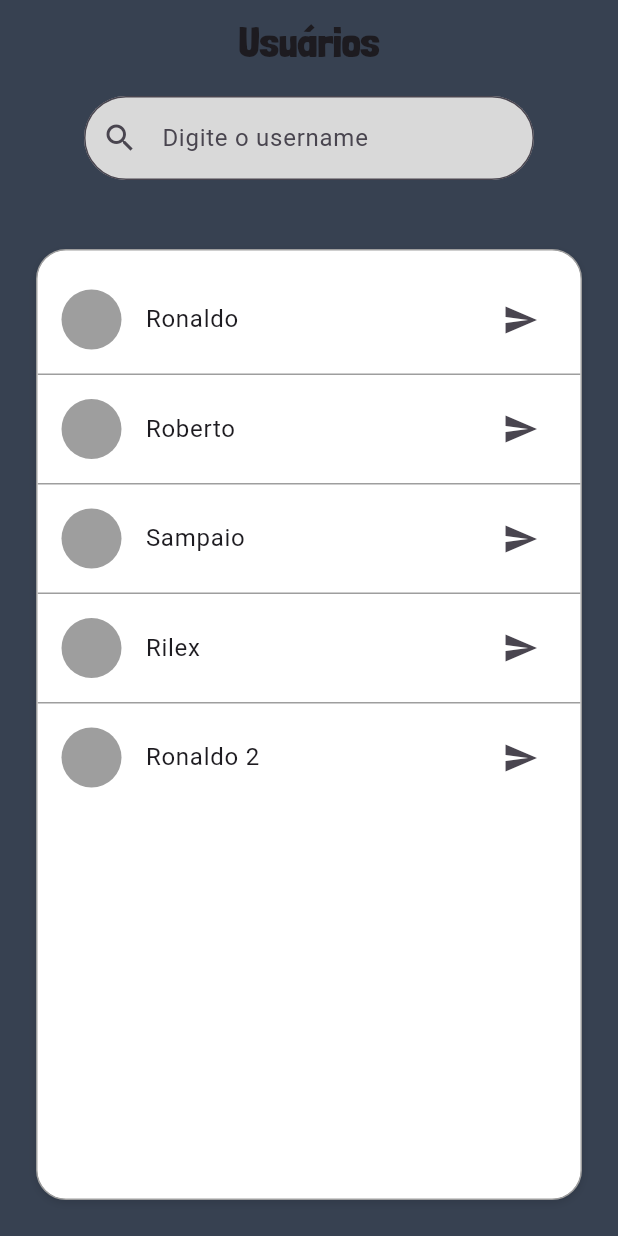
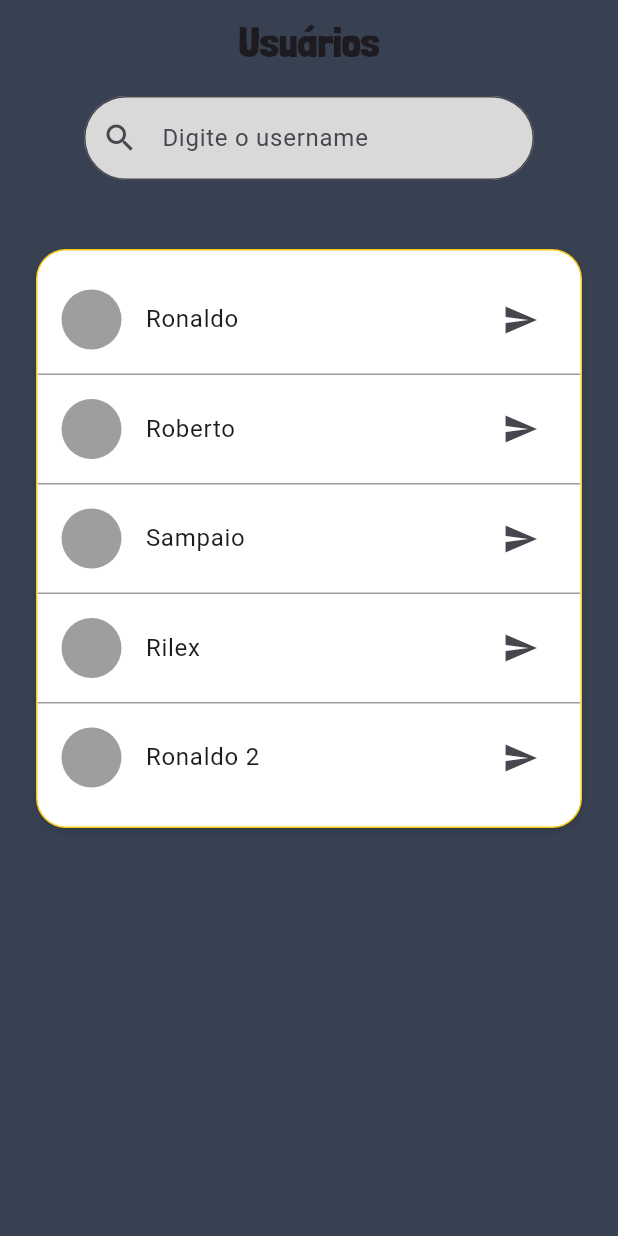
Before and after one commit to cc24139/Meownagement, a Flutter app: the screen it shows after launch, on a phone screen of 412 x 824 dp. Run offline on Flutter 3.47's test engine with Material 3 defaults, Android fonts, the light colour scheme and no system bars; our stand-ins replace flutter_otp_text_field, localstorage; Roboto replaces fonts that are missing (Arial).

Commit message:
comentarios apagados

```diff
--- a/front_meow/lib/telas/tela_amizades.dart
+++ b/front_meow/lib/telas/tela_amizades.dart
@@ -76,91 +76,14 @@ class _TelaAmizadesState extends State<TelaAmizades> {
             ),
 
             const SizedBox(height: 30),
-            // Expanded(
-            //   child: ListView.separated(
-            //     itemCount: dados.length,
-            //     separatorBuilder: (context, index) =>
-            //         const Divider(height: 1, thickness: 1, color: Colors.grey),
-            //     itemBuilder: (context, index) {
-            //       return ListTile(
-            //         tileColor: Colors.white,
-            //         leading: const CircleAvatar(
-            //           backgroundColor: Colors.grey,
-            //           radius: 20,
-            //         ),
-            //         title: Text(dados[index]),
-            //         trailing: IconButton(
-            //           icon: const Icon(Icons.send),
-            //           onPressed: () {
-            //             Navigator.pushReplacementNamed(
-            //               context,
-            //               AppRotas.perfil,
-            //               arguments: {"username": dados[index]},
-            //             );
-            //           },
-            //         ),
-            //       );
-            //     },
-            //   ),
-            // ),
-            // Expanded(
-            //   child: Container(
-            //     decoration: BoxDecoration(
-            //       color: Colors.white, // background of the whole group
-            //       borderRadius: BorderRadius.circular(20), // rounded corners of the group
-            //       border: Border.all(
-            //         color: Colors.grey, // border color of the group
-            //         width: 1,
-            //       ),
-            //       boxShadow: [
-            //         BoxShadow(
-            //           color: Colors.black12,
-            //           blurRadius: 4,
-            //           offset: Offset(0, 2),
-            //         ),
-            //       ],
-            //     ),
-            //     child: ClipRRect(
-            //       borderRadius: BorderRadius.circular(20), // clip ListView inside the rounded container
-            //       child: ListView.separated(
-            //         padding: const EdgeInsets.symmetric(vertical: 10),
-            //         itemCount: dados.length,
-            //         separatorBuilder: (context, index) => const Divider(height: 1, color: Colors.grey),
-            //         itemBuilder: (context, index) {
-            //           return ListTile(
-            //             contentPadding: const EdgeInsets.symmetric(horizontal: 16, vertical: 8),
-            //             leading: const CircleAvatar(
-            //               backgroundColor: Colors.grey,
-            //               radius: 20,
-            //             ),
-            //             title: Text(dados[index]),
-            //             trailing: IconButton(
-            //               icon: const Icon(Icons.send),
-            //               onPressed: () {
-            //                 Navigator.pushReplacementNamed(
-            //                   context,
-            //                   AppRotas.perfil,
-            //                   arguments: {"username": dados[index]},
-            //                 );
-            //               },
-            //             ),
-            //           );
-            //         },
-            //       ),
-            //     ),
-            //   ),
-            // ),
-            Expanded(
-              child: Padding(
-                padding: const EdgeInsets.symmetric(horizontal: 16, vertical: 16), // padding around the group
+
+            Padding(
+              padding: const EdgeInsets.symmetric(horizontal: 16, vertical: 16),
               child: Container(
                 decoration: BoxDecoration(
                   color: Colors.white,
                   borderRadius: BorderRadius.circular(20),
-                    border: Border.all(
-                      color: Colors.grey,
-                      width: 1,
-                    ),
+                  border: Border.all(color: cores.corTerciaria, width: 1),
                   boxShadow: [
                     BoxShadow(
                       color: Colors.black12,
@@ -176,10 +99,14 @@ class _TelaAmizadesState extends State<TelaAmizades> {
                     physics: const NeverScrollableScrollPhysics(),
                     padding: const EdgeInsets.symmetric(vertical: 10),
                     itemCount: dados.length,
-                      separatorBuilder: (context, index) => const Divider(height: 1, color: Colors.grey),
+                    separatorBuilder: (context, index) =>
+                        const Divider(height: 1, color: Colors.grey),
                     itemBuilder: (context, index) {
                       return ListTile(
-                          contentPadding: const EdgeInsets.symmetric(horizontal: 16, vertical: 8),
+                        contentPadding: const EdgeInsets.symmetric(
+                          horizontal: 16,
+                          vertical: 8,
+                        ),
                         leading: const CircleAvatar(
                           backgroundColor: Colors.grey,
                           radius: 20,
@@ -201,7 +128,6 @@ class _TelaAmizadesState extends State<TelaAmizades> {
                 ),
               ),
             ),
-            ),
           ],
         ),
       ),
```
Lines whose indentation alone changed are shown as unchanged.
